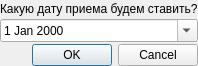
Old version of the form ui/exel_info_date.ui in the repository Meller008/CRM-Avi.
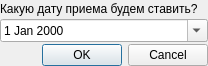
New version of the form.

What changed in the file:
```diff
--- a/ui/exel_info_date.ui
+++ b/ui/exel_info_date.ui
@@ -6,7 +6,7 @@
    <rect>
     <x>0</x>
     <y>0</y>
-    <width>184</width>
+    <width>208</width>
     <height>66</height>
    </rect>
   </property>
```
